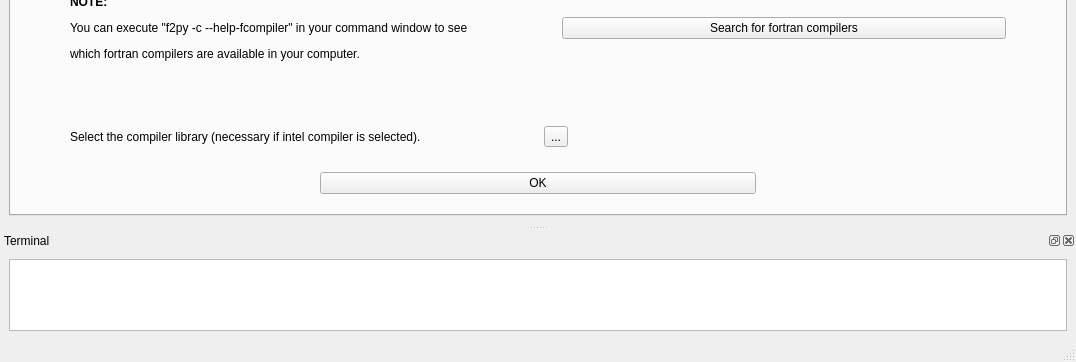
The window that fparser_GUI/GUI.ui (mramagu/Fortran-to-Python-Wrapper) describes before a commit, drawn with Qt 5; both pictures show x 0 to 1076 and y 419 to 781 of the 1076 by 781 pixel window.
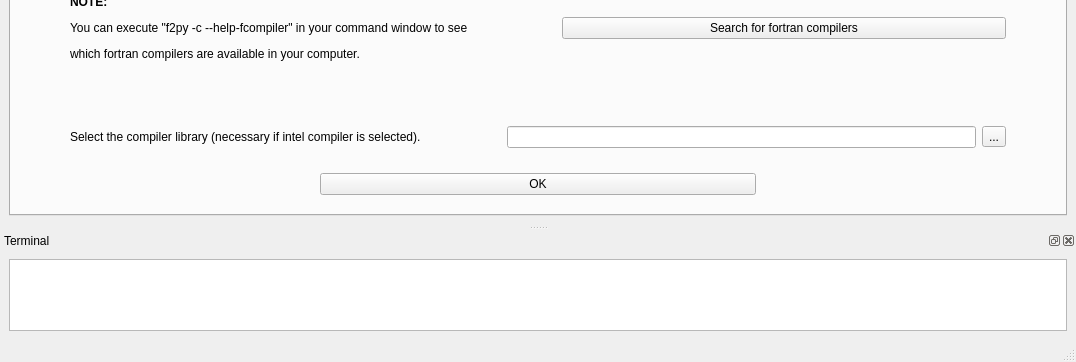
The same window after the commit. The open tabs and pages were chosen to show the change.

```diff
--- a/fparser_GUI/GUI.ui
+++ b/fparser_GUI/GUI.ui
@@ -633,11 +633,11 @@
              <enum>Qt::Horizontal</enum>
             </property>
             <property name="sizeType">
-             <enum>QSizePolicy::Expanding</enum>
+             <enum>QSizePolicy::Fixed</enum>
             </property>
             <property name="sizeHint" stdset="0">
              <size>
-              <width>40</width>
+              <width>60</width>
               <height>20</height>
              </size>
             </property>
@@ -652,23 +652,17 @@
              <number>20</number>
             </property>
             <property name="rightMargin">
-             <number>400</number>
+             <number>0</number>
             </property>
             <item>
-             <spacer name="horizontalSpacer_3">
-              <property name="orientation">
-               <enum>Qt::Horizontal</enum>
+             <widget class="QLineEdit" name="lineEdit_lib">
+              <property name="sizePolicy">
+               <sizepolicy hsizetype="Expanding" vsizetype="Fixed">
+                <horstretch>0</horstretch>
+                <verstretch>0</verstretch>
+               </sizepolicy>
               </property>
-              <property name="sizeType">
-               <enum>QSizePolicy::Fixed</enum>
-              </property>
-              <property name="sizeHint" stdset="0">
-               <size>
-                <width>60</width>
-                <height>20</height>
-               </size>
-              </property>
-             </spacer>
+             </widget>
             </item>
             <item>
              <widget class="QToolButton" name="toolButton_lib">
@@ -682,19 +676,6 @@
             </item>
            </layout>
           </item>
-          <item>
-           <spacer name="horizontalSpacer">
-            <property name="orientation">
-             <enum>Qt::Horizontal</enum>
-            </property>
-            <property name="sizeHint" stdset="0">
-             <size>
-              <width>40</width>
-              <height>20</height>
-             </size>
-            </property>
-           </spacer>
-          </item>
          </layout>
         </item>
         <item>
```
